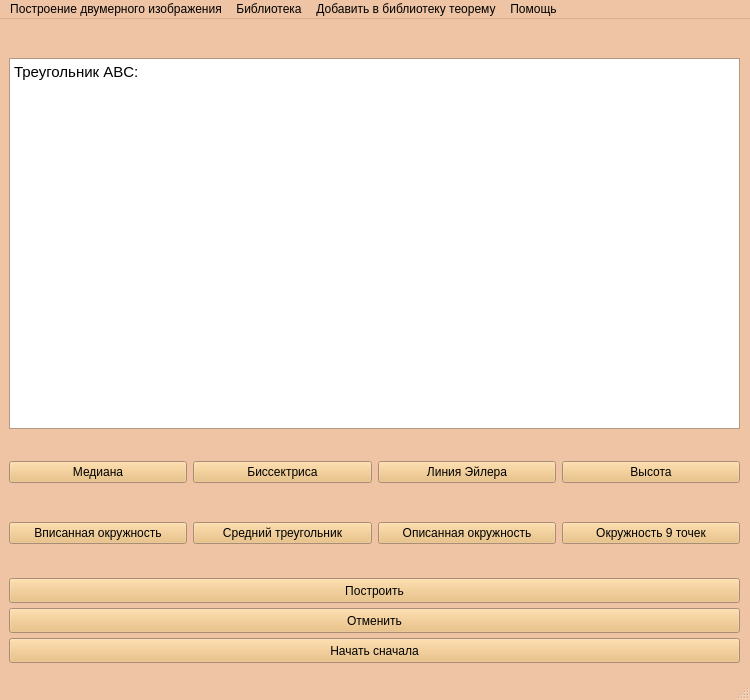
Before: the Qt Designer form my_graph.ui in Strawberry-Ann/geometric, drawn with Qt 5.
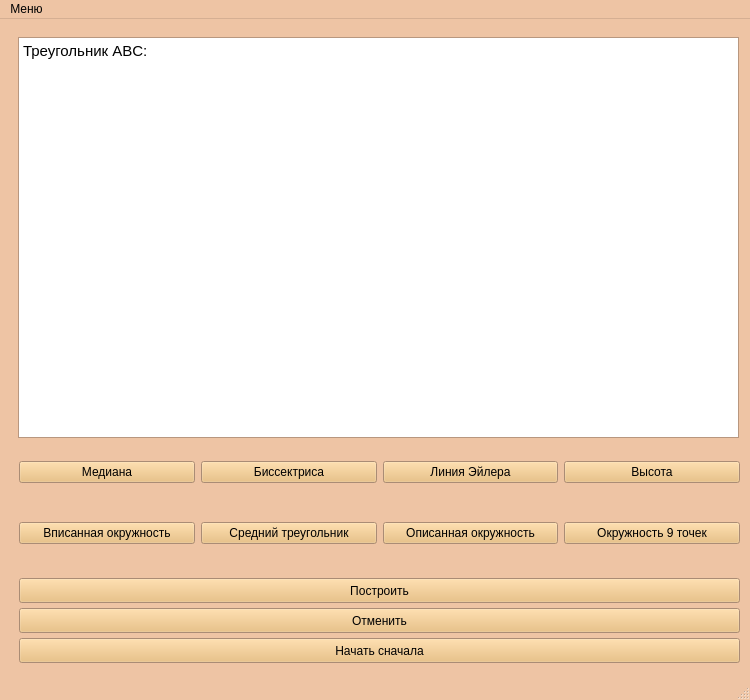
After: the same form once the commit is applied.

Commit message: меню начинает работать

```diff
--- a/my_graph.ui
+++ b/my_graph.ui
@@ -10,6 +10,24 @@
     <height>700</height>
    </rect>
   </property>
+  <property name="sizePolicy">
+   <sizepolicy hsizetype="Fixed" vsizetype="Fixed">
+    <horstretch>0</horstretch>
+    <verstretch>0</verstretch>
+   </sizepolicy>
+  </property>
+  <property name="minimumSize">
+   <size>
+    <width>750</width>
+    <height>700</height>
+   </size>
+  </property>
+  <property name="maximumSize">
+   <size>
+    <width>750</width>
+    <height>700</height>
+   </size>
+  </property>
   <property name="palette">
    <palette>
     <active>
@@ -465,9 +483,9 @@
       <widget class="QWidget" name="gridLayoutWidget">
        <property name="geometry">
         <rect>
-         <x>0</x>
+         <x>10</x>
          <y>400</y>
-         <width>731</width>
+         <width>721</width>
          <height>151</height>
         </rect>
        </property>
@@ -566,10 +584,10 @@
       <widget class="QTextEdit" name="textTR">
        <property name="geometry">
         <rect>
-         <x>0</x>
-         <y>30</y>
-         <width>731</width>
-         <height>371</height>
+         <x>9</x>
+         <y>9</y>
+         <width>721</width>
+         <height>401</height>
         </rect>
        </property>
        <property name="readOnly">
@@ -587,9 +605,9 @@
       <widget class="QPushButton" name="start_pb">
        <property name="geometry">
         <rect>
-         <x>0</x>
+         <x>10</x>
          <y>550</y>
-         <width>731</width>
+         <width>721</width>
          <height>25</height>
         </rect>
        </property>
@@ -600,9 +618,9 @@
       <widget class="QPushButton" name="first_pb">
        <property name="geometry">
         <rect>
-         <x>0</x>
+         <x>10</x>
          <y>610</y>
-         <width>731</width>
+         <width>721</width>
          <height>25</height>
         </rect>
        </property>
@@ -613,9 +631,9 @@
       <widget class="QPushButton" name="del_pb">
        <property name="geometry">
         <rect>
-         <x>0</x>
+         <x>10</x>
          <y>580</y>
-         <width>731</width>
+         <width>721</width>
          <height>25</height>
         </rect>
        </property>
@@ -636,30 +654,15 @@
      <height>22</height>
     </rect>
    </property>
-   <widget class="QMenu" name="menu2">
-    <property name="title">
-     <string>Библиотека</string>
-    </property>
-   </widget>
    <widget class="QMenu" name="menu1">
     <property name="title">
-     <string>Построение двумерного изображения</string>
+     <string>Меню</string>
     </property>
-   </widget>
-   <widget class="QMenu" name="menu3">
-    <property name="title">
-     <string>Добавить в библиотеку теорему</string>
-    </property>
-   </widget>
-   <widget class="QMenu" name="menu4">
-    <property name="title">
-     <string>Помощь</string>
-    </property>
+    <addaction name="action_construct"/>
+    <addaction name="action_library"/>
+    <addaction name="action_help"/>
    </widget>
    <addaction name="menu1"/>
-   <addaction name="menu2"/>
-   <addaction name="menu3"/>
-   <addaction name="menu4"/>
   </widget>
   <widget class="QStatusBar" name="statusbar"/>
   <action name="action">
```
Left out of the diff: 24 changed lines with no effect on the pictures. The commit also changes 1 other file.
